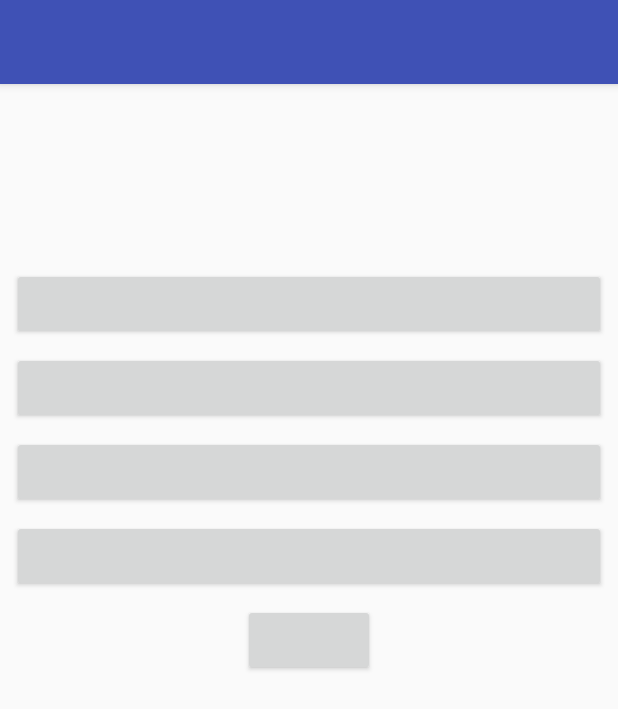
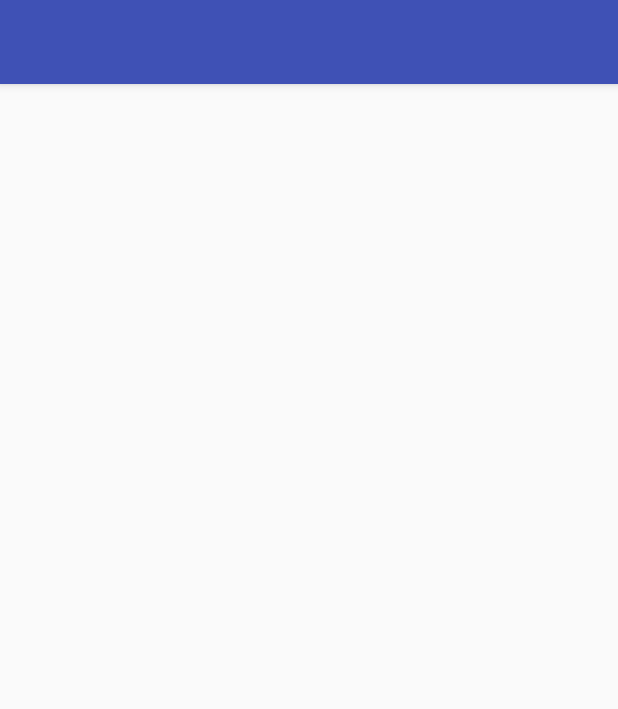
Before and after one commit to FinelifeX/KnowYourAndroid, an Android app: the layout activity_drawer.xml on its own in the app's theme, with its tools: preview values and no code run, on a phone screen of 412 x 824 dp. Shown: the top 709 px of the screen. Run offline under Robolectric (Android 15) with nearby library versions, the phone set to English and light mode, and no system bars.

Commit message:
Changed activities to fragments, made single toolbar in drawer activity, made single layout for items list

```diff
--- a/app/src/main/java/itis/kpfu/ru/knowyourandroid/DrawerActivity.kt
+++ b/app/src/main/java/itis/kpfu/ru/knowyourandroid/DrawerActivity.kt
@@ -8,7 +8,7 @@ import android.support.v7.app.AppCompatActivity
 import android.view.MenuItem
 import kotlinx.android.synthetic.main.activity_drawer.drawer_layout
 import kotlinx.android.synthetic.main.activity_drawer.nav_view
-import kotlinx.android.synthetic.main.app_bar_drawer.toolbar
+import kotlinx.android.synthetic.main.activity_drawer.toolbar
 
 class DrawerActivity : AppCompatActivity(), NavigationView.OnNavigationItemSelectedListener {
 
@@ -21,7 +21,6 @@ class DrawerActivity : AppCompatActivity(), NavigationView.OnNavigationItemSelec
                 this, drawer_layout, toolbar, R.string.navigation_drawer_open, R.string.navigation_drawer_close)
         drawer_layout.addDrawerListener(toggle)
         toggle.syncState()
-
         nav_view.setNavigationItemSelectedListener(this)
     }
 
--- a/app/src/main/java/itis/kpfu/ru/knowyourandroid/StatisticsActivity.kt
+++ b/app/src/main/java/itis/kpfu/ru/knowyourandroid/StatisticsActivity.kt
@@ -7,6 +7,6 @@ class StatisticsActivity : AppCompatActivity() {
 
     override fun onCreate(savedInstanceState: Bundle?) {
         super.onCreate(savedInstanceState)
-        setContentView(R.layout.activity_statistics)
+        setContentView(R.layout.fragment_statistics)
     }
 }
--- a/app/src/main/java/itis/kpfu/ru/knowyourandroid/TestActivity.kt
+++ b/app/src/main/java/itis/kpfu/ru/knowyourandroid/TestActivity.kt
@@ -7,6 +7,6 @@ class TestActivity : AppCompatActivity() {
 
     override fun onCreate(savedInstanceState: Bundle?) {
         super.onCreate(savedInstanceState)
-        setContentView(R.layout.activity_test)
+        setContentView(R.layout.fragment_test)
     }
 }
--- a/app/src/main/res/layout/activity_drawer.xml
+++ b/app/src/main/res/layout/activity_drawer.xml
@@ -2,19 +2,40 @@
 <android.support.v4.widget.DrawerLayout xmlns:android="http://schemas.android.com/apk/res/android"
     xmlns:app="http://schemas.android.com/apk/res-auto"
     xmlns:tools="http://schemas.android.com/tools"
+    style="@style/Theme.AppCompat.Light.NoActionBar"
     android:id="@+id/drawer_layout"
     android:layout_width="match_parent"
     android:layout_height="match_parent"
     android:fitsSystemWindows="true"
     tools:openDrawer="start">
 
+    <android.support.design.widget.CoordinatorLayout xmlns:android="http://schemas.android.com/apk/res/android"
+        xmlns:app="http://schemas.android.com/apk/res-auto"
+        xmlns:tools="http://schemas.android.com/tools"
+        android:layout_width="match_parent"
+        android:layout_height="match_parent"
+        tools:context=".DrawerActivity">
+
+        <android.support.design.widget.AppBarLayout
+            android:layout_width="match_parent"
+            android:layout_height="wrap_content"
+            android:theme="@style/AppTheme.AppBarOverlay">
+
+            <android.support.v7.widget.Toolbar
+                android:id="@+id/toolbar"
+                android:layout_width="match_parent"
+                android:layout_height="?attr/actionBarSize"
+                android:background="@color/colorPrimary"
+                app:popupTheme="@style/AppTheme.PopupOverlay" />
+
+        </android.support.design.widget.AppBarLayout>
+    </android.support.design.widget.CoordinatorLayout>
+
     <FrameLayout
         android:id="@+id/container"
         android:layout_width="match_parent"
         android:layout_height="match_parent">
     </FrameLayout>
-
-    <include layout="@layout/activity_test" />
 
     <android.support.design.widget.NavigationView
         android:id="@+id/nav_view"
--- a/app/src/main/res/layout/fragment_list_themes.xml
+++ /dev/null
@@ -1,6 +0,0 @@
-<?xml version="1.0" encoding="utf-8"?>
-<android.support.v7.widget.RecyclerView xmlns:android="http://schemas.android.com/apk/res/android"
-    android:layout_width="match_parent" android:layout_height="wrap_content"
-    android:scrollbars="vertical">
-
-</android.support.v7.widget.RecyclerView>
--- a/app/src/main/res/layout/activity_test.xml
+++ b/app/src/main/res/layout/fragment_test.xml
@@ -1,28 +1,11 @@
 <?xml version="1.0" encoding="utf-8"?>
 <android.support.design.widget.CoordinatorLayout xmlns:android="http://schemas.android.com/apk/res/android"
-    xmlns:app="http://schemas.android.com/apk/res-auto"
     xmlns:tools="http://schemas.android.com/tools"
     android:layout_width="match_parent"
     android:layout_height="match_parent"
     tools:context=".TestActivity">
 
-    <android.support.design.widget.AppBarLayout
-        android:id="@+id/ab_chat"
-        android:layout_width="match_parent"
-        android:layout_height="wrap_content"
-        android:theme="@style/ThemeOverlay.AppCompat.Dark.ActionBar"
-        xmlns:android="http://schemas.android.com/apk/res/android">
-
-        <android.support.v7.widget.Toolbar
-            android:id="@+id/tb_chat"
-            android:layout_width="match_parent"
-            android:layout_height="wrap_content"
-            android:background="@color/colorPrimary"
-            app:popupTheme="@style/ThemeOverlay.AppCompat.Light"/>
-    </android.support.design.widget.AppBarLayout>
-
     <RelativeLayout
-        android:layout_marginTop="@dimen/margin_xxlarge"
         android:layout_width="match_parent"
         android:layout_height="wrap_content">
 
```
Also changed, not shown: app/src/main/AndroidManifest.xml (+8 -6 lines), app/src/main/res/layout/app_bar_drawer.xml (deleted, +0 -25 lines), app/src/main/res/layout/content_drawer.xml (deleted, +0 -11 lines), app/src/main/res/layout/fragment_class_list.xml (deleted, +0 -32 lines), app/src/main/res/layout/fragment_method_list.xml (deleted, +0 -32 lines), app/src/main/res/layout/fragment_statistics.xml (renamed from app/src/main/res/layout/activity_statistics.xml, +1 -18 lines), app/src/main/res/layout/fragment_list.xml (renamed from app/src/main/res/layout/fragment_leaders.xml).
